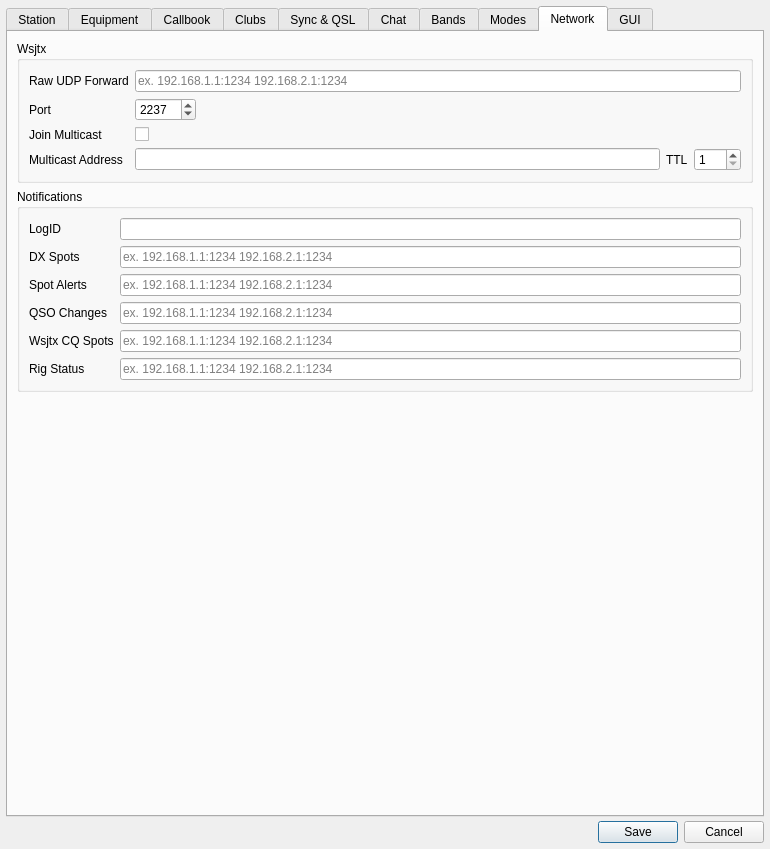
First picture: the form in ui/SettingsDialog.ui, repository aa5sh/QLog, before the edit.
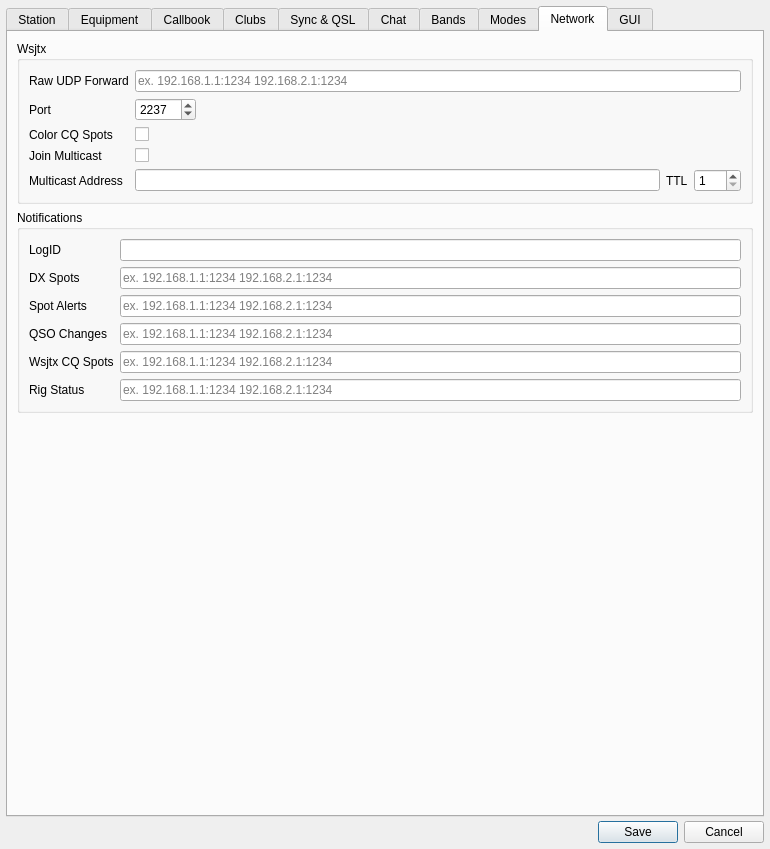
Second picture: the form after the edit. The open tabs and pages were chosen to show the change. Icons and pictures are not drawn. Custom widgets are drawn as their Qt base class.

Commit message: Settings: Added Setting to enable/disable WSJTX Color CQ Spot

The edit to the form file:
```diff
--- a/ui/SettingsDialog.ui
+++ b/ui/SettingsDialog.ui
@@ -4303,37 +4303,14 @@
             </property>
            </widget>
           </item>
-          <item row="2" column="0">
+          <item row="3" column="0">
            <widget class="QLabel" name="wsjtMulticastCheckboxLabel">
             <property name="text">
              <string>Join Multicast</string>
             </property>
            </widget>
           </item>
-          <item row="2" column="1">
-           <widget class="QCheckBox" name="wsjtMulticastCheckbox">
-            <property name="sizePolicy">
-             <sizepolicy hsizetype="Maximum" vsizetype="Fixed">
-              <horstretch>0</horstretch>
-              <verstretch>0</verstretch>
-             </sizepolicy>
-            </property>
-            <property name="toolTip">
-             <string>Enable/Disable Multicast option for WSJTX</string>
-            </property>
-            <property name="text">
-             <string/>
-            </property>
-           </widget>
-          </item>
-          <item row="3" column="0">
-           <widget class="QLabel" name="wsjtMulticastAddressLabel">
-            <property name="text">
-             <string>Multicast Address</string>
-            </property>
-           </widget>
-          </item>
-          <item row="3" column="1">
+          <item row="4" column="1">
            <layout class="QHBoxLayout" name="horizontalLayout_14">
             <item>
              <widget class="QLineEdit" name="wsjtMulticastAddressEdit">
@@ -4379,6 +4356,58 @@
             </item>
            </layout>
           </item>
+          <item row="4" column="0">
+           <widget class="QLabel" name="wsjtMulticastAddressLabel">
+            <property name="text">
+             <string>Multicast Address</string>
+            </property>
+           </widget>
+          </item>
+          <item row="3" column="1">
+           <widget class="QCheckBox" name="wsjtMulticastCheckbox">
+            <property name="sizePolicy">
+             <sizepolicy hsizetype="Minimum" vsizetype="Preferred">
+              <horstretch>0</horstretch>
+              <verstretch>0</verstretch>
+             </sizepolicy>
+            </property>
+            <property name="toolTip">
+             <string>Enable/Disable Multicast option for WSJTX</string>
+            </property>
+            <property name="text">
+             <string/>
+            </property>
+           </widget>
+          </item>
+          <item row="2" column="0">
+           <widget class="QLabel" name="wsjtColorCqSpotsLabel">
+            <property name="sizePolicy">
+             <sizepolicy hsizetype="Preferred" vsizetype="Preferred">
+              <horstretch>0</horstretch>
+              <verstretch>0</verstretch>
+             </sizepolicy>
+            </property>
+            <property name="text">
+             <string>Color CQ Spots</string>
+            </property>
+           </widget>
+          </item>
+          <item row="2" column="1">
+           <widget class="QCheckBox" name="wsjtColorCqSpotsCheckbox">
+            <property name="sizePolicy">
+             <sizepolicy hsizetype="Minimum" vsizetype="Preferred">
+              <horstretch>0</horstretch>
+              <verstretch>0</verstretch>
+             </sizepolicy>
+            </property>
+            <property name="toolTip">
+             <string>Enable/Disable sending color-coded status indicators back to WSJT-X for each callsign calling CQ</string>
+            </property>
+            <property name="text">
+             <string/>
+            </property>
+           </widget>
+          </item>
          </layout>
         </widget>
        </item>
```
Left out of the diff: 2 changed lines with no effect on the pictures. The commit also changes 6 other files.
